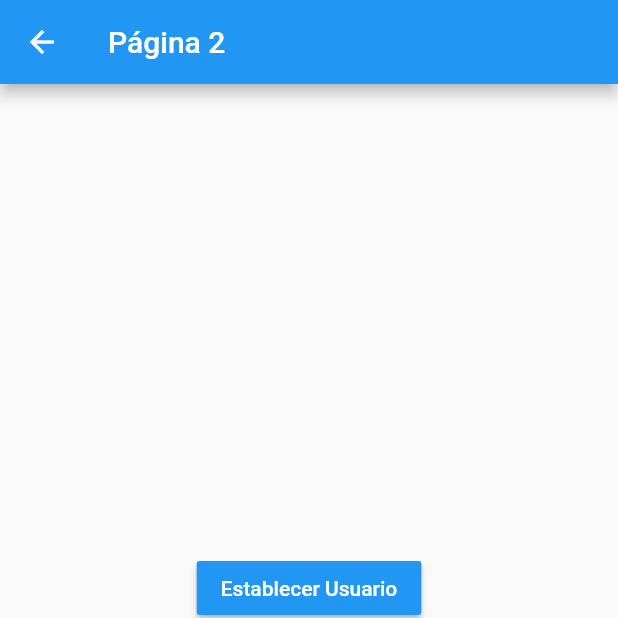
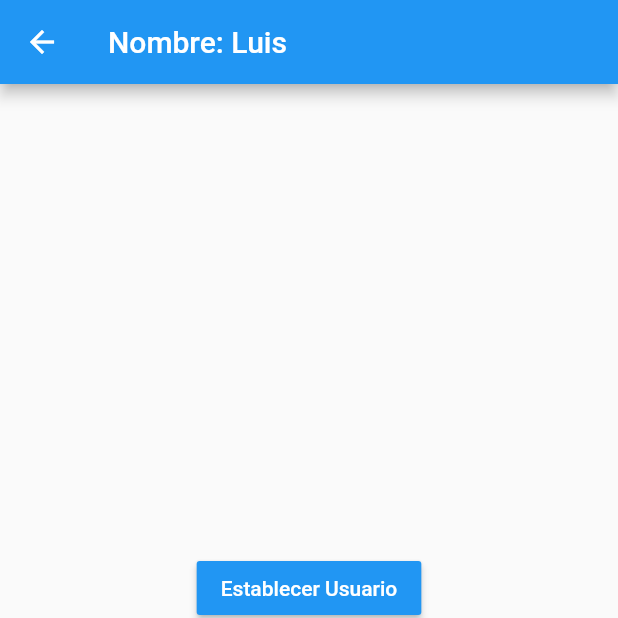
Before and after one commit to LuisEnriqueMoralesSoriano/flutter_singleton, a Flutter app: the Pagina2Page screen opened by its route, after a tap on "Establecer Usuario", on a phone screen of 412 x 824 dp, the top half of it. Run offline on Flutter 3.47's test engine with Material 2 defaults, Android fonts, the phone set to English and light mode, and no system bars.

Commit message:
Fin Singleton

```diff
--- a/lib/models/usuario.dart
+++ b/lib/models/usuario.dart
@@ -1,7 +1,10 @@
+import 'package:meta/meta.dart';
+
 class Usuario {
   String nombre;
   int edad;
   List<String> profesiones;
 
-  Usuario({this.nombre, this.edad, this.profesiones});
+  Usuario({@required this.nombre, this.edad, this.profesiones})
+      : assert(nombre != null);
 }
--- a/lib/pages/pagina1_page.dart
+++ b/lib/pages/pagina1_page.dart
@@ -1,3 +1,5 @@
+import 'package:estados_app/models/usuario.dart';
+import 'package:estados_app/services/usuario_service.dart';
 import 'package:flutter/material.dart';
 
 class Pagina1Page extends StatelessWidget {
@@ -5,7 +7,16 @@ class Pagina1Page extends StatelessWidget {
   Widget build(BuildContext context) {
     return Scaffold(
       appBar: AppBar(title: Text('Página 1')),
-      body: InformacionUsuario(),
+      body: StreamBuilder(
+        stream: usuarioService.usuarioStream,
+        builder: (BuildContext context, AsyncSnapshot<Usuario> snapshot) {
+          return snapshot.hasData
+              ? InformacionUsuario(usuarioService.usuario)
+              : Center(
+                  child: Text('No hay información del usuario'),
+                );
+        },
+      ),
       floatingActionButton: FloatingActionButton(
         child: Icon(Icons.work_rounded),
         onPressed: () => Navigator.pushNamed(context, 'pagina2'),
@@ -15,6 +26,10 @@ class Pagina1Page extends StatelessWidget {
 }
 
 class InformacionUsuario extends StatelessWidget {
+  final Usuario usuario;
+
+  const InformacionUsuario(this.usuario);
+
   @override
   Widget build(BuildContext context) {
     return Container(
@@ -28,10 +43,10 @@ class InformacionUsuario extends StatelessWidget {
               style: TextStyle(fontSize: 18, fontWeight: FontWeight.bold)),
           Divider(),
           ListTile(
-            title: Text('Nombre: '),
+            title: Text('Nombre: ${usuario.nombre}'),
           ),
           ListTile(
-            title: Text('Edad: '),
+            title: Text('Edad: ${usuario.edad}'),
           ),
           Text(
             'Profesiones',
--- a/lib/pages/pagina2_page.dart
+++ b/lib/pages/pagina2_page.dart
@@ -1,10 +1,21 @@
+import 'package:estados_app/models/usuario.dart';
+import 'package:estados_app/services/usuario_service.dart';
 import 'package:flutter/material.dart';
 
 class Pagina2Page extends StatelessWidget {
   @override
   Widget build(BuildContext context) {
     return Scaffold(
-      appBar: AppBar(title: Text('Página 2')),
+      appBar: AppBar(
+        title: StreamBuilder(
+          stream: usuarioService.usuarioStream,
+          builder: (BuildContext context, AsyncSnapshot<Usuario> snapshot) {
+            return snapshot.hasData
+                ? Text('Nombre: ${snapshot.data.nombre}')
+                : Text('Página 2');
+          },
+        ),
+      ),
       body: Center(
         child: Column(
           mainAxisAlignment: MainAxisAlignment.center,
@@ -15,14 +26,19 @@ class Pagina2Page extends StatelessWidget {
                   style: TextStyle(color: Colors.white),
                 ),
                 color: Colors.blue,
-                onPressed: () {}),
+                onPressed: () {
+                  final nuevoUsuario = new Usuario(nombre: 'Luis', edad: 31);
+                  usuarioService.cargarUsuario(nuevoUsuario);
+                }),
             MaterialButton(
                 child: Text(
                   'Cambiar edad',
                   style: TextStyle(color: Colors.white),
                 ),
                 color: Colors.blue,
-                onPressed: () {}),
+                onPressed: () {
+                  usuarioService.cambiarEdad(30);
+                }),
             MaterialButton(
                 child: Text(
                   'Añadir Profesión',
--- /dev/null
+++ b/lib/services/usuario_service.dart
@@ -0,0 +1,30 @@
+import 'dart:async';
+
+import 'package:estados_app/models/usuario.dart';
+
+class _UsuarioService {
+  Usuario _usuario;
+
+  StreamController<Usuario> _usuarioStreamController =
+      new StreamController<Usuario>.broadcast();
+
+  Usuario get usuario => this._usuario;
+  bool get existeUsuario => (this._usuario != null) ? true : false;
+  Stream<Usuario> get usuarioStream => _usuarioStreamController.stream;
+
+  void cargarUsuario(Usuario user) {
+    this._usuario = user;
+    this._usuarioStreamController.add(user);
+  }
+
+  void cambiarEdad(int edad) {
+    this._usuario.edad = edad;
+    this._usuarioStreamController.add(this._usuario);
+  }
+
+  dispose() {
+    this._usuarioStreamController?.close();
+  }
+}
+
+final usuarioService = new _UsuarioService();
```
